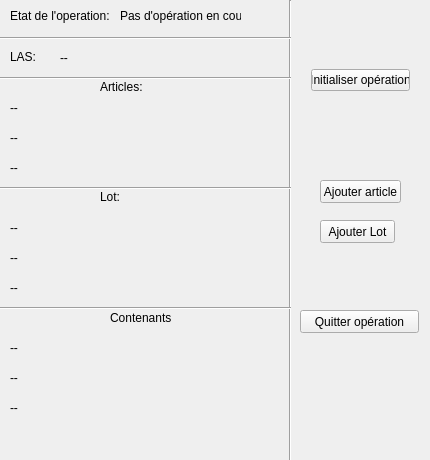
Before: the Qt Designer form f_principale.ui in expansia/PEAO, drawn with Qt 5.
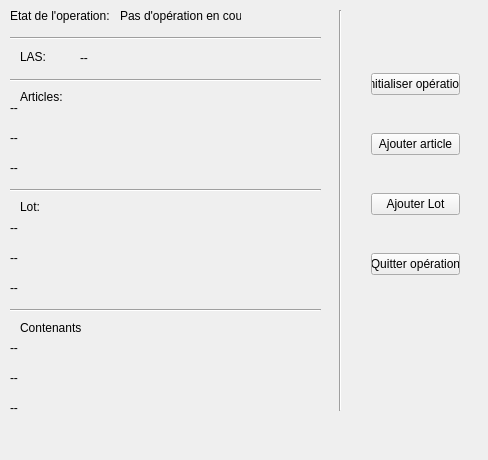
After: the same form once the commit is applied.

```diff
--- a/f_principale.ui
+++ b/f_principale.ui
@@ -6,7 +6,7 @@
    <rect>
     <x>0</x>
     <y>0</y>
-    <width>430</width>
+    <width>488</width>
     <height>460</height>
    </rect>
   </property>
@@ -30,9 +30,9 @@
    <widget class="QLabel" name="infoLAS">
     <property name="geometry">
      <rect>
-      <x>60</x>
+      <x>80</x>
       <y>50</y>
-      <width>221</width>
+      <width>261</width>
       <height>16</height>
      </rect>
     </property>
@@ -56,10 +56,10 @@
    <widget class="Line" name="line">
     <property name="geometry">
      <rect>
-      <x>280</x>
-      <y>0</y>
+      <x>330</x>
+      <y>10</y>
       <width>20</width>
-      <height>481</height>
+      <height>401</height>
      </rect>
     </property>
     <property name="orientation">
@@ -69,9 +69,9 @@
    <widget class="Line" name="line_2">
     <property name="geometry">
      <rect>
-      <x>0</x>
+      <x>10</x>
       <y>30</y>
-      <width>291</width>
+      <width>311</width>
       <height>16</height>
      </rect>
     </property>
@@ -82,10 +82,10 @@
    <widget class="Line" name="line_3">
     <property name="geometry">
      <rect>
-      <x>0</x>
+      <x>10</x>
       <y>70</y>
-      <width>291</width>
-      <height>16</height>
+      <width>311</width>
+      <height>20</height>
      </rect>
     </property>
     <property name="orientation">
@@ -95,10 +95,10 @@
    <widget class="Line" name="line_4">
     <property name="geometry">
      <rect>
-      <x>0</x>
+      <x>10</x>
       <y>180</y>
-      <width>291</width>
-      <height>16</height>
+      <width>311</width>
+      <height>20</height>
      </rect>
     </property>
     <property name="orientation">
@@ -108,10 +108,10 @@
    <widget class="Line" name="line_5">
     <property name="geometry">
      <rect>
-      <x>0</x>
+      <x>10</x>
       <y>300</y>
-      <width>291</width>
-      <height>16</height>
+      <width>311</width>
+      <height>20</height>
      </rect>
     </property>
     <property name="orientation">
@@ -121,7 +121,7 @@
    <widget class="QLabel" name="label_2">
     <property name="geometry">
      <rect>
-      <x>10</x>
+      <x>20</x>
       <y>50</y>
       <width>46</width>
       <height>13</height>
@@ -131,37 +131,11 @@
      <string>LAS:</string>
     </property>
    </widget>
-   <widget class="QPushButton" name="btAjoutArticle">
-    <property name="geometry">
-     <rect>
-      <x>320</x>
-      <y>180</y>
-      <width>81</width>
-      <height>23</height>
-     </rect>
-    </property>
-    <property name="text">
-     <string>Ajouter article</string>
-    </property>
-   </widget>
-   <widget class="QPushButton" name="btnQuitterOperation">
-    <property name="geometry">
-     <rect>
-      <x>300</x>
-      <y>310</y>
-      <width>119</width>
-      <height>23</height>
-     </rect>
-    </property>
-    <property name="text">
-     <string>Quitter opération</string>
-    </property>
-   </widget>
    <widget class="QLabel" name="label_3">
     <property name="geometry">
      <rect>
-      <x>100</x>
-      <y>80</y>
+      <x>20</x>
+      <y>90</y>
       <width>46</width>
       <height>13</height>
      </rect>
@@ -186,10 +160,10 @@
    <widget class="QWidget" name="layoutWidget">
     <property name="geometry">
      <rect>
-      <x>300</x>
-      <y>40</y>
-      <width>121</width>
-      <height>81</height>
+      <x>360</x>
+      <y>30</y>
+      <width>111</width>
+      <height>291</height>
      </rect>
     </property>
     <layout class="QVBoxLayout" name="verticalLayout">
@@ -200,6 +174,27 @@
        </property>
       </widget>
      </item>
+     <item>
+      <widget class="QPushButton" name="btnAjouterArticle">
+       <property name="text">
+        <string>Ajouter article</string>
+       </property>
+      </widget>
+     </item>
+     <item>
+      <widget class="QPushButton" name="btnAjouterLot">
+       <property name="text">
+        <string>Ajouter Lot</string>
+       </property>
+      </widget>
+     </item>
+     <item>
+      <widget class="QPushButton" name="btnQuitterOperation">
+       <property name="text">
+        <string>Quitter opération</string>
+       </property>
+      </widget>
+     </item>
     </layout>
    </widget>
    <widget class="QLabel" name="lbArticle2">
@@ -231,8 +226,8 @@
    <widget class="QLabel" name="label_4">
     <property name="geometry">
      <rect>
-      <x>100</x>
-      <y>190</y>
+      <x>20</x>
+      <y>200</y>
       <width>46</width>
       <height>13</height>
      </rect>
@@ -241,19 +236,6 @@
      <string>Lot:</string>
     </property>
    </widget>
-   <widget class="QPushButton" name="btAjoutLot">
-    <property name="geometry">
-     <rect>
-      <x>320</x>
-      <y>220</y>
-      <width>75</width>
-      <height>23</height>
-     </rect>
-    </property>
-    <property name="text">
-     <string>Ajouter Lot</string>
-    </property>
-   </widget>
    <widget class="QLabel" name="lbLot1">
     <property name="geometry">
      <rect>
@@ -296,8 +278,8 @@
    <widget class="QLabel" name="label_5">
     <property name="geometry">
      <rect>
-      <x>110</x>
-      <y>310</y>
+      <x>20</x>
+      <y>320</y>
       <width>61</width>
       <height>16</height>
      </rect>
```
Left out of the diff: 5 changed lines with no effect on the pictures.
